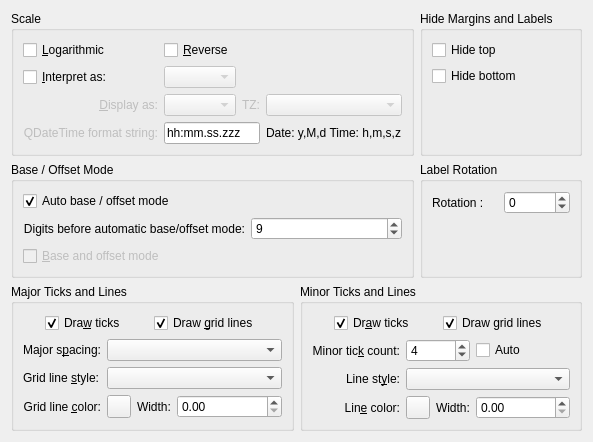
Old version of the form src/libkstapp/axistab.ui in the repository Kst-plot/kst.
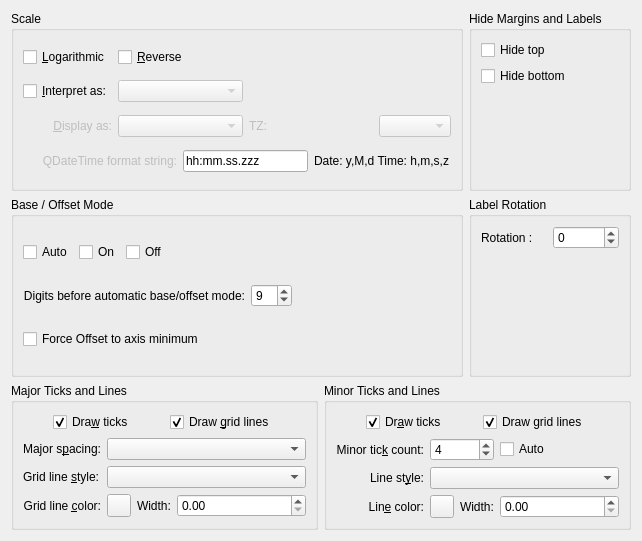
New version of the form. Custom widgets are drawn as their Qt base class.

Commit message:
Add the option to force the base in base-offset mode to be the bottom/left edge of the plot, rather than a 'nice' location.
There was a conflict in axistab.ui which I think I resolved without breaking anything.
This should be verified.

Patch:
```diff
--- a/src/libkstapp/axistab.ui
+++ b/src/libkstapp/axistab.ui
@@ -6,8 +6,8 @@
    <rect>
     <x>0</x>
     <y>0</y>
-    <width>543</width>
-    <height>413</height>
+    <width>642</width>
+    <height>541</height>
    </rect>
   </property>
   <property name="windowTitle">
@@ -15,13 +15,13 @@
   </property>
   <layout class="QVBoxLayout" name="verticalLayout_3">
    <item>
-    <layout class="QGridLayout" name="gridLayout_5">
+    <layout class="QGridLayout" name="gridLayout_4">
      <item row="0" column="0">
       <widget class="QGroupBox" name="_scaleGroup">
        <property name="title">
         <string>Scale</string>
        </property>
-       <layout class="QGridLayout" name="gridLayout_4">
+       <layout class="QGridLayout" name="gridLayout_3">
         <item row="0" column="0">
          <widget class="QCheckBox" name="_scaleLog">
           <property name="toolTip">
@@ -32,7 +32,7 @@
           </property>
          </widget>
         </item>
-        <item row="0" column="1">
+        <item row="0" column="1" colspan="2">
          <widget class="QCheckBox" name="_scaleReverse">
           <property name="whatsThis">
            <string>Reverse the direction of the axis, so the numbers are decreasing, rather than increasing.f</string>
@@ -61,7 +61,7 @@
           </property>
          </widget>
         </item>
-        <item row="1" column="1">
+        <item row="1" column="1" colspan="2">
          <widget class="QComboBox" name="_scaleInterpretType">
           <property name="enabled">
            <bool>false</bool>
@@ -96,7 +96,7 @@
           </property>
          </widget>
         </item>
-        <item row="2" column="1">
+        <item row="2" column="1" colspan="2">
          <widget class="QComboBox" name="_scaleDisplayType">
           <property name="enabled">
            <bool>false</bool>
@@ -109,7 +109,7 @@
           </property>
          </widget>
         </item>
-        <item row="2" column="2">
+        <item row="2" column="3" colspan="2">
          <widget class="QLabel" name="label_7">
           <property name="enabled">
            <bool>false</bool>
@@ -125,7 +125,7 @@
           </property>
          </widget>
         </item>
-        <item row="2" column="3">
+        <item row="2" column="5">
          <widget class="QComboBox" name="_timeZone">
           <property name="enabled">
            <bool>false</bool>
@@ -138,7 +138,7 @@
           </property>
          </widget>
         </item>
-        <item row="3" column="0">
+        <item row="3" column="0" colspan="2">
          <widget class="QLabel" name="_timeFormaLabel">
           <property name="enabled">
            <bool>false</bool>
@@ -160,14 +160,14 @@
           </property>
          </widget>
         </item>
-        <item row="3" column="1" colspan="2">
+        <item row="3" column="2" colspan="2">
          <widget class="QLineEdit" name="_scaleDisplayFormatString">
           <property name="text">
            <string>hh:mm.ss.zzz</string>
           </property>
          </widget>
         </item>
-        <item row="3" column="3">
+        <item row="3" column="4" colspan="2">
          <widget class="QLabel" name="label_8">
           <property name="text">
            <string>Date: y,M,d Time: h,m,s,z</string>
@@ -219,70 +219,6 @@
        </layout>
       </widget>
      </item>
-     <item row="1" column="0">
-      <widget class="QGroupBox" name="groupBox">
-       <property name="title">
-        <string>Base / Offset Mode</string>
-       </property>
-       <layout class="QGridLayout" name="gridLayout_3">
-        <item row="1" column="1">
-         <widget class="QSpinBox" name="_significantDigits">
-          <property name="whatsThis">
-           <string>If this many digits are required to display the tick numbers, then the axis will revert to Base/Offset mode.</string>
-          </property>
-          <property name="minimum">
-           <number>2</number>
-          </property>
-          <property name="maximum">
-           <number>15</number>
-          </property>
-          <property name="value">
-           <number>9</number>
-          </property>
-         </widget>
-        </item>
-        <item row="5" column="0">
-         <widget class="QCheckBox" name="_scaleBaseOffset">
-          <property name="enabled">
-           <bool>false</bool>
-          </property>
-          <property name="whatsThis">
-           <string>The axis numbers are displayed relative to a reference value, which is displayed on the same line as the axis label.  This option is designed to allow small differences from large offsets to be easily seen.</string>
-          </property>
-          <property name="text">
-           <string>&amp;Base and offset mode</string>
-          </property>
-         </widget>
-        </item>
-        <item row="0" column="0">
-         <widget class="QCheckBox" name="_scaleAutoBaseOffset">
-          <property name="text">
-           <string>Auto base / offset mode</string>
-          </property>
-          <property name="checked">
-           <bool>true</bool>
-          </property>
-          <property name="tristate">
-           <bool>false</bool>
-          </property>
-         </widget>
-        </item>
-        <item row="1" column="0">
-         <widget class="QLabel" name="label_2">
-          <property name="text">
-           <string>Digits before automatic base/offset mode:</string>
-          </property>
-          <property name="alignment">
-           <set>Qt::AlignRight|Qt::AlignTrailing|Qt::AlignVCenter</set>
-          </property>
-          <property name="buddy">
-           <cstring>_significantDigits</cstring>
-          </property>
-         </widget>
-        </item>
-       </layout>
-      </widget>
-     </item>
      <item row="1" column="1">
       <widget class="QGroupBox" name="groupBox_2">
        <property name="title">
@@ -326,6 +262,110 @@
        </layout>
       </widget>
      </item>
+     <item row="1" column="0">
+      <widget class="QGroupBox" name="groupBox">
+       <property name="title">
+        <string>Base / Offset Mode</string>
+       </property>
+       <layout class="QVBoxLayout" name="verticalLayout_4">
+        <item>
+         <layout class="QHBoxLayout" name="horizontalLayout_5">
+          <item>
+           <widget class="QCheckBox" name="_scaleAutoBaseOffset">
+            <property name="text">
+             <string>Auto</string>
+            </property>
+           </widget>
+          </item>
+          <item>
+           <widget class="QCheckBox" name="_scaleBaseOffset">
+            <property name="text">
+             <string>On</string>
+            </property>
+           </widget>
+          </item>
+          <item>
+           <widget class="QCheckBox" name="_baseOffsetOff">
+            <property name="text">
+             <string>Off</string>
+            </property>
+           </widget>
+          </item>
+          <item>
+           <spacer name="horizontalSpacer">
+            <property name="orientation">
+             <enum>Qt::Horizontal</enum>
+            </property>
+            <property name="sizeHint" stdset="0">
+             <size>
+              <width>40</width>
+              <height>20</height>
+             </size>
+            </property>
+           </spacer>
+          </item>
+         </layout>
+        </item>
+        <item>
+         <layout class="QHBoxLayout" name="horizontalLayout_6">
+          <item>
+           <widget class="QLabel" name="_significantDigitsLabel">
+            <property name="text">
+             <string>Digits before automatic base/offset mode:</string>
+            </property>
+            <property name="alignment">
+             <set>Qt::AlignRight|Qt::AlignTrailing|Qt::AlignVCenter</set>
+            </property>
+            <property name="buddy">
+             <cstring>_significantDigits</cstring>
+            </property>
+           </widget>
+          </item>
+          <item>
+           <widget class="QSpinBox" name="_significantDigits">
+            <property name="whatsThis">
+             <string>If this many digits are required to display the tick numbers, then the axis will revert to Base/Offset mode.</string>
+            </property>
+            <property name="minimum">
+             <number>2</number>
+            </property>
+            <property name="maximum">
+             <number>15</number>
+            </property>
+            <property name="value">
+             <number>9</number>
+            </property>
+           </widget>
+          </item>
+          <item>
+           <spacer name="horizontalSpacer_2">
+            <property name="orientation">
+             <enum>Qt::Horizontal</enum>
+            </property>
+            <property name="sizeHint" stdset="0">
+             <size>
+              <width>40</width>
+              <height>20</height>
+             </size>
+            </property>
+           </spacer>
+          </item>
+         </layout>
+        </item>
+        <item>
+         <layout class="QHBoxLayout" name="horizontalLayout_7">
+          <item>
+           <widget class="QCheckBox" name="_forceOffsetMin">
+            <property name="text">
+             <string>Force Offset to axis minimum</string>
+            </property>
+           </widget>
+          </item>
+         </layout>
+        </item>
+       </layout>
+      </widget>
+     </item>
     </layout>
    </item>
    <item>
```
Left out of the diff: 254 changed lines with no effect on the pictures. The commit also changes 9 other files.
